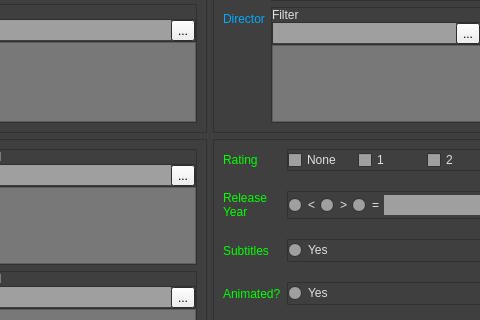
Above: ui/filter_ui.ui from rexosorous/media-organizer before the change; both pictures show x 324 to 804 and y 301 to 621 of the 1051 by 831 pixel window. Below: the same form after it.
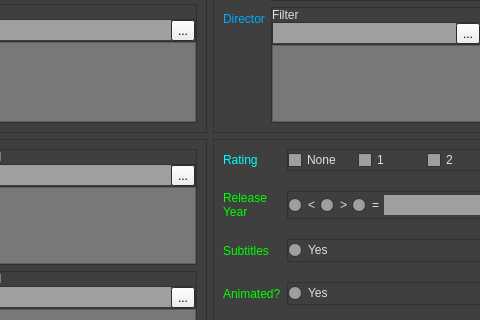
That is the form after the change.

Diff of the .ui file:
```diff
--- a/ui/filter_ui.ui
+++ b/ui/filter_ui.ui
@@ -934,7 +934,7 @@
              <color alpha="255">
               <red>0</red>
               <green>255</green>
-              <blue>0</blue>
+              <blue>255</blue>
              </color>
             </brush>
            </colorrole>
@@ -945,7 +945,7 @@
              <color alpha="255">
               <red>0</red>
               <green>255</green>
-              <blue>0</blue>
+              <blue>255</blue>
              </color>
             </brush>
            </colorrole>
```
